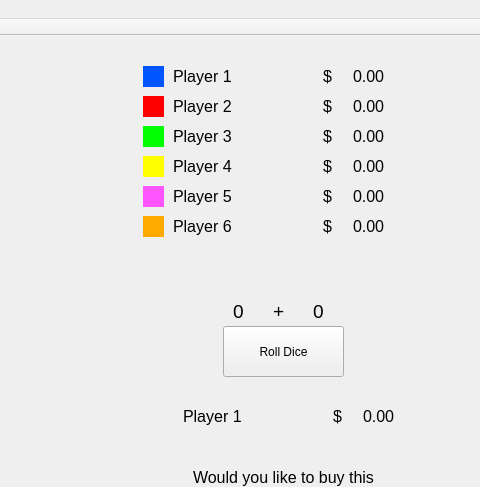
Old version of the form mainwindow.ui in the repository AlexHammers/Monopoly; both pictures show x 487 to 967 and y 0 to 487 of the 967 by 676 pixel window.
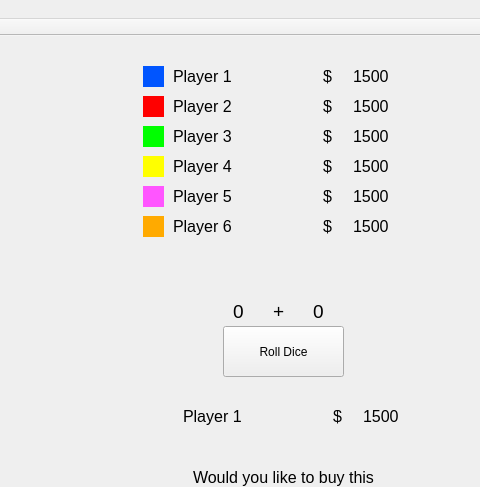
New version of the form. Icons and pictures are not drawn.

The edit to the form file:
```diff
--- a/mainwindow.ui
+++ b/mainwindow.ui
@@ -120,7 +120,7 @@
      </font>
     </property>
     <property name="text">
-     <string>0.00</string>
+     <string>1500</string>
     </property>
    </widget>
    <widget class="QLabel" name="player1_dollar">
@@ -138,7 +138,7 @@
      </font>
     </property>
     <property name="text">
-     <string>0.00</string>
+     <string>1500</string>
     </property>
    </widget>
    <widget class="QLabel" name="player2_dollar">
@@ -156,7 +156,7 @@
      </font>
     </property>
     <property name="text">
-     <string>0.00</string>
+     <string>1500</string>
     </property>
    </widget>
    <widget class="QLabel" name="player3_dollar">
@@ -174,7 +174,7 @@
      </font>
     </property>
     <property name="text">
-     <string>0.00</string>
+     <string>1500</string>
     </property>
    </widget>
    <widget class="QLabel" name="player4_sign">
@@ -313,7 +313,7 @@
      </font>
     </property>
     <property name="text">
-     <string>0.00</string>
+     <string>1500</string>
     </property>
    </widget>
    <widget class="QLabel" name="label">
@@ -3857,7 +3857,7 @@
      </font>
     </property>
     <property name="text">
-     <string>0.00</string>
+     <string>1500</string>
     </property>
    </widget>
    <widget class="QLabel" name="player6_dollar">
@@ -3875,7 +3875,7 @@
      </font>
     </property>
     <property name="text">
-     <string>0.00</string>
+     <string>1500</string>
     </property>
    </widget>
    <widget class="QLabel" name="label_5">
```
Left out of the diff: 2 changed lines with no effect on the pictures.
